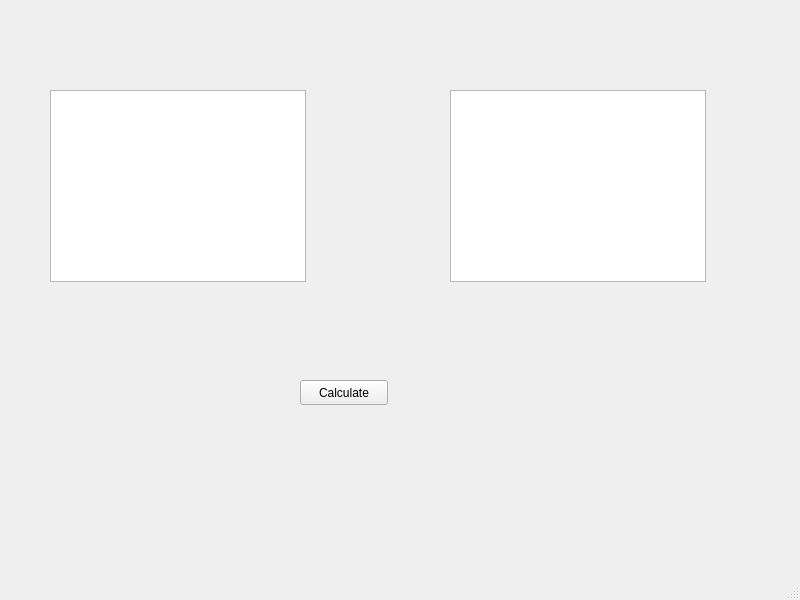
Before: the Qt Designer form ModGrad/lw2_ODE_RungeAll/mod_lw2_QtGUI/mainwindow.ui in kirpitcheq/CalcAlgs_Mod_Grad, drawn with Qt 5.
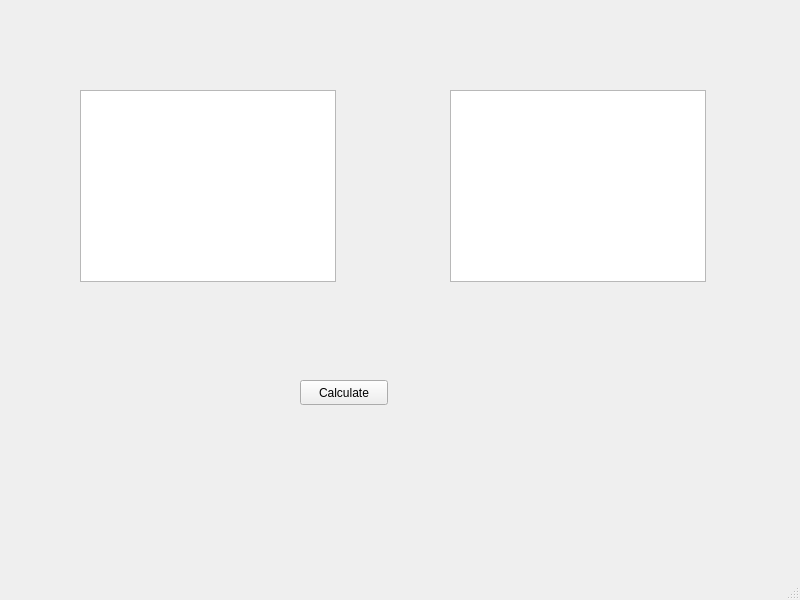
After: the same form once the commit is applied.

Commit message: [mod_lw2_QtGUI] fix main implementation, comment next ways

What changed in the file:
```diff
--- a/ModGrad/lw2_ODE_RungeAll/mod_lw2_QtGUI/mainwindow.ui
+++ b/ModGrad/lw2_ODE_RungeAll/mod_lw2_QtGUI/mainwindow.ui
@@ -40,7 +40,7 @@
    <widget class="QTableWidget" name="tableWidget">
     <property name="geometry">
      <rect>
-      <x>50</x>
+      <x>80</x>
       <y>90</y>
       <width>256</width>
       <height>192</height>
```
Left out of the diff: 2 changed lines with no effect on the pictures. The commit also changes 2 other files.
